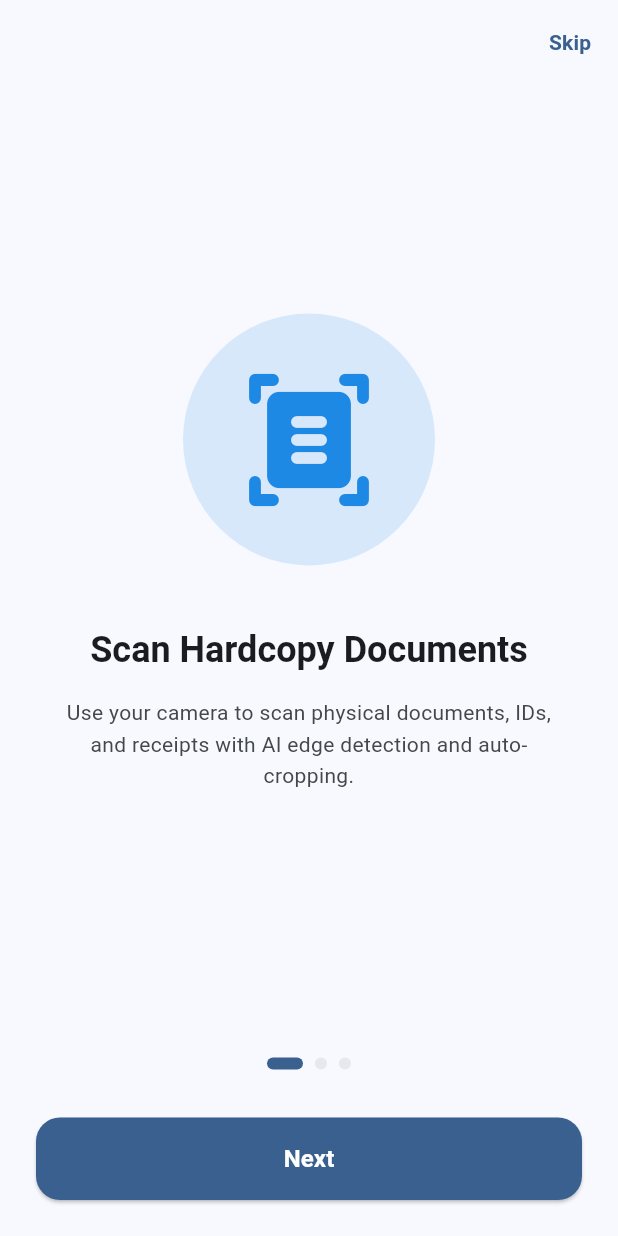
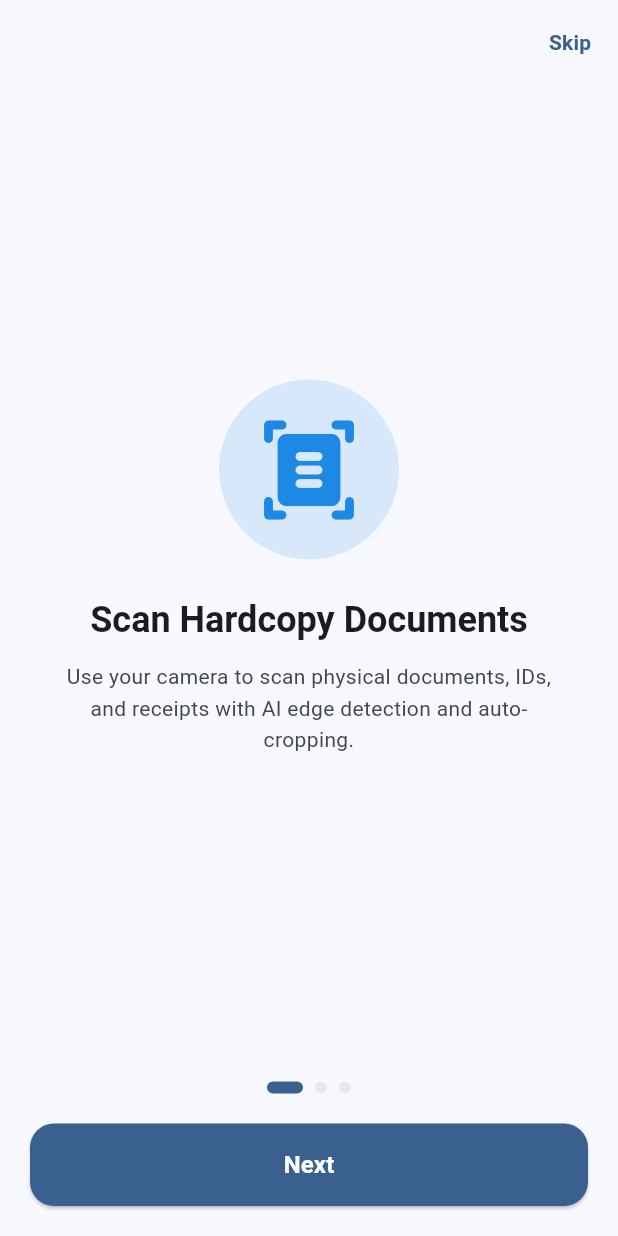
Before and after one commit to kssoftinfotech-prog/Easy-PDF, a Flutter app: the screen it shows after launch, on a phone screen of 412 x 824 dp. Run offline on Flutter 3.47's test engine with Material 3 defaults, Android fonts, the phone set to English and light mode, and no system bars; our stand-ins replace google_mobile_ads, image_cropper, image_picker, pdf, permission_handler, printing and 2 more; missing offline and left inert: google_mlkit_document_scanner.

Commit message:
feat: Full landscape mode support and responsive layout adaptation across all device sizes

```diff
--- a/lib/screens/onboarding_screen.dart
+++ b/lib/screens/onboarding_screen.dart
@@ -75,24 +75,25 @@ class _OnboardingScreenState extends State<OnboardingScreen> {
                 },
                 itemBuilder: (context, index) {
                   final slide = _slides[index];
-                  return Padding(
-                    padding: const EdgeInsets.all(32.0),
+                  return Center(
+                    child: SingleChildScrollView(
+                      padding: const EdgeInsets.symmetric(horizontal: 32.0, vertical: 16.0),
                       child: Column(
                         mainAxisAlignment: MainAxisAlignment.center,
                         children: [
                           Container(
-                          padding: const EdgeInsets.all(36),
+                            padding: const EdgeInsets.all(24),
                             decoration: BoxDecoration(
                               color: slide.iconColor.withValues(alpha: 0.15),
                               shape: BoxShape.circle,
                             ),
                             child: Icon(
                               slide.icon,
-                            size: 96,
+                              size: 72,
                               color: slide.iconColor,
                             ),
                           ),
-                        const SizedBox(height: 40),
+                          const SizedBox(height: 24),
                           Text(
                             slide.title,
                             textAlign: TextAlign.center,
@@ -100,7 +101,7 @@ class _OnboardingScreenState extends State<OnboardingScreen> {
                               fontWeight: FontWeight.bold,
                             ),
                           ),
-                        const SizedBox(height: 16),
+                          const SizedBox(height: 12),
                           Text(
                             slide.description,
                             textAlign: TextAlign.center,
@@ -111,6 +112,7 @@ class _OnboardingScreenState extends State<OnboardingScreen> {
                           ),
                         ],
                       ),
+                    ),
                   );
                 },
               ),
@@ -118,7 +120,7 @@ class _OnboardingScreenState extends State<OnboardingScreen> {
 
             // Page Indicator & Bottom Button
             Padding(
-              padding: const EdgeInsets.all(24.0),
+              padding: const EdgeInsets.all(20.0),
               child: Column(
                 children: [
                   Row(
@@ -139,7 +141,7 @@ class _OnboardingScreenState extends State<OnboardingScreen> {
                       ),
                     ),
                   ),
-                  const SizedBox(height: 32),
+                  const SizedBox(height: 20),
                   SizedBox(
                     width: double.infinity,
                     child: ElevatedButton(
--- a/lib/screens/page_preview_screen.dart
+++ b/lib/screens/page_preview_screen.dart
@@ -224,6 +224,8 @@ class _PagePreviewScreenState extends State<PagePreviewScreen> {
                           const Text('Page Size: ', style: TextStyle(fontWeight: FontWeight.w600)),
                           const SizedBox(width: 8),
                           Expanded(
+                            child: SingleChildScrollView(
+                              scrollDirection: Axis.horizontal,
                               child: SegmentedButton<PageFormatOption>(
                                 segments: const [
                                   ButtonSegment(
@@ -245,6 +247,7 @@ class _PagePreviewScreenState extends State<PagePreviewScreen> {
                                     _selectedFormat = newSelection.first;
                                   });
                                 },
+                              ),
                             ),
                           ),
                         ],
--- a/pubspec.yaml
+++ b/pubspec.yaml
@@ -16,7 +16,7 @@ publish_to: 'none' # Remove this line if you wish to publish to pub.dev
 # https://developer.apple.com/library/archive/documentation/General/Reference/InfoPlistKeyReference/Articles/CoreFoundationKeys.html
 # In Windows, build-name is used as the major, minor, and patch parts
 # of the product and file versions while build-number is used as the build suffix.
-version: 1.5.0+15
+version: 1.6.0+16
 
 environment:
   sdk: ^3.8.1
```
Also changed, not shown: lib/screens/pdf_viewer_screen.dart (+42 -16 lines). Lines whose indentation alone changed are shown as unchanged.
